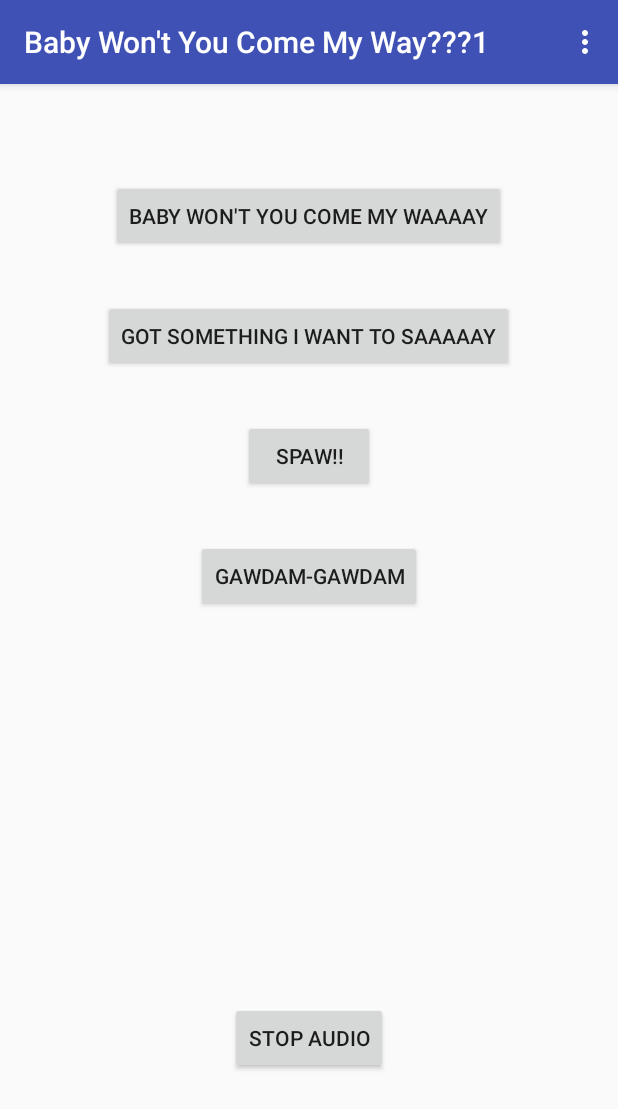
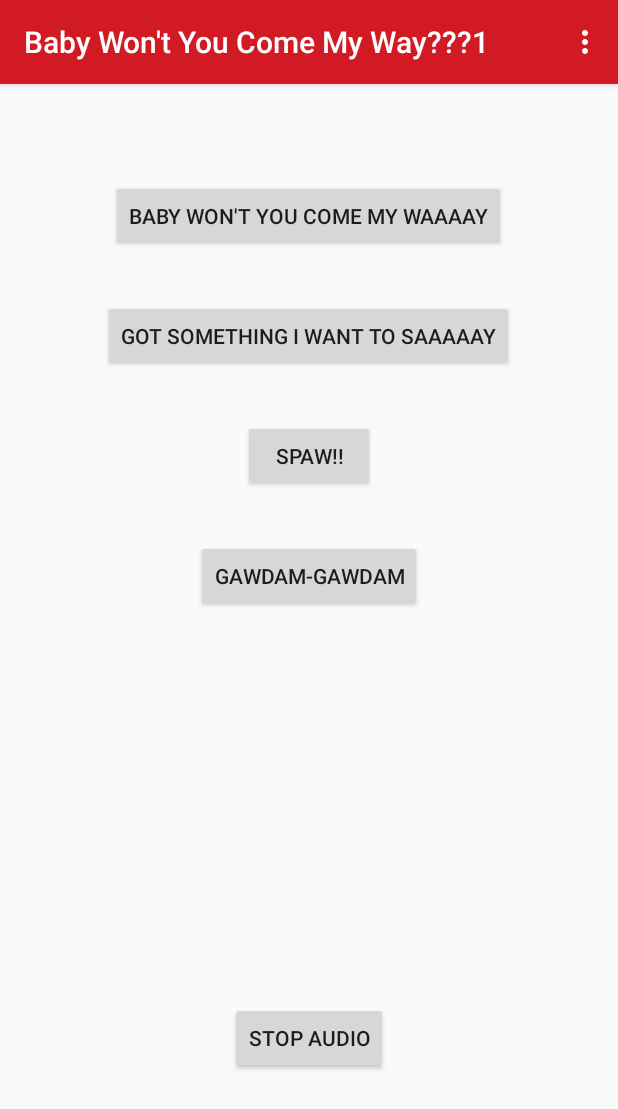
Before and after one commit to BGR360/BabyWontYouComeMyWay, an Android app: the screen it shows after launch (MainActivity), on a phone screen of 412 x 824 dp. Shown: the top 1109 px of the screen. Run offline under Robolectric (Android 15) with nearby library versions, the phone set to English and light mode, and no system bars.

Commit message:
Changed Material Colors

```diff
--- a/app/src/main/res/values/colors.xml
+++ b/app/src/main/res/values/colors.xml
@@ -1,6 +1,9 @@
 <?xml version="1.0" encoding="utf-8"?>
 <resources>
-    <color name="colorPrimary">#3F51B5</color>
-    <color name="colorPrimaryDark">#303F9F</color>
-    <color name="colorAccent">#FF4081</color>
+    <!--<color name="colorPrimary">#3F51B5</color>-->
+    <color name="colorPrimary">#d21a24</color>
+    <!--<color name="colorPrimaryDark">#303F9F</color>-->
+    <color name="colorPrimaryDark">#9a141a</color>
+    <!--<color name="colorAccent">#FF4081</color>-->
+    <color name="colorAccent">#3F51B5</color>
 </resources>
```
